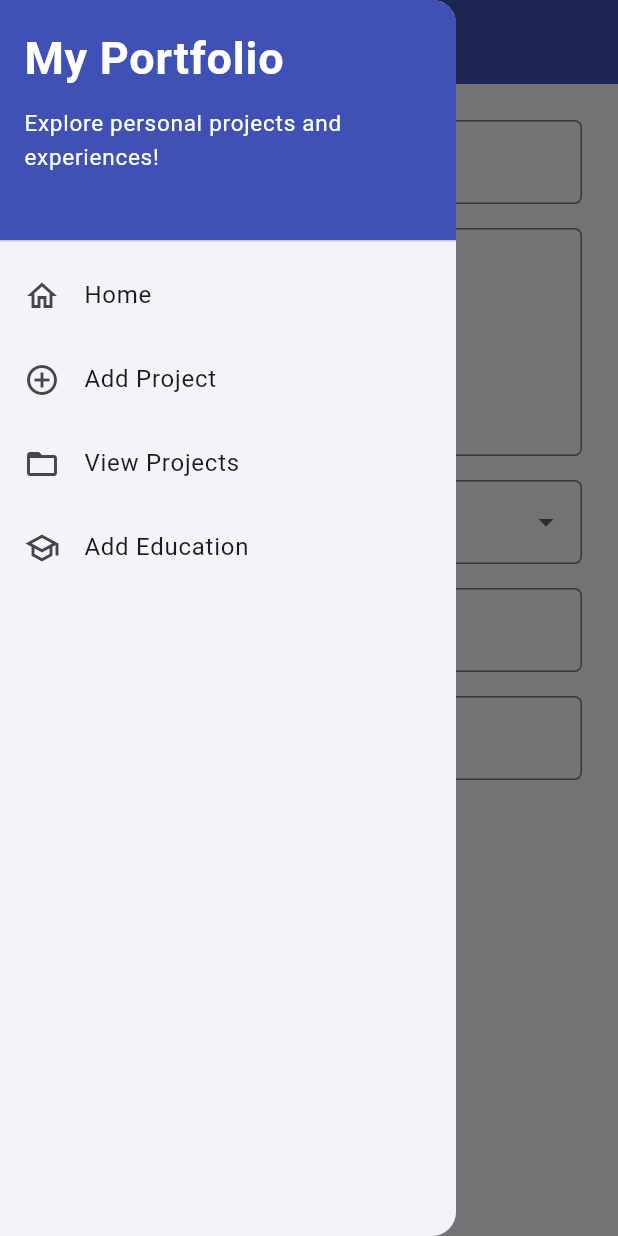
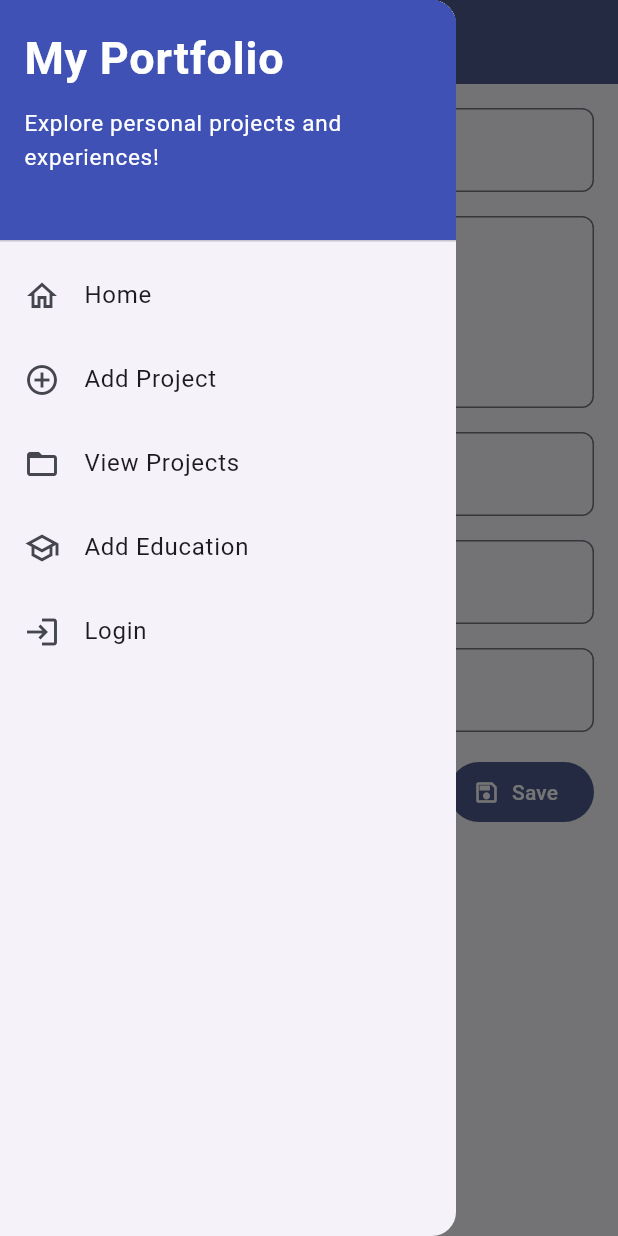
Before and after one commit to attarrrh/myportofolio_mobile, a Flutter app: the ProjectFormPage screen opened directly, with the side drawer open, on a phone screen of 412 x 824 dp. Run offline on Flutter 3.47's test engine with Material 3 defaults, Android fonts, the phone set to English and light mode, and no system bars; our stand-ins replace material_ui; generated files the repository leaves out were written again.

Commit message:
melengkapi login dan workflow CI Flutter

```diff
--- a/lib/main.dart
+++ b/lib/main.dart
@@ -1,6 +1,7 @@
 import 'package:material_ui/material_ui.dart';
 import 'package:myportofolio_mobile/screens/menu.dart';
 import 'package:myportofolio_mobile/services/api_client.dart';
+import 'package:myportofolio_mobile/services/auth_state.dart';
 import 'package:provider/provider.dart';
 
 void main() {
@@ -8,16 +9,26 @@ void main() {
 }
 
 class MyApp extends StatelessWidget {
-  const MyApp({super.key, this.apiClient});
+  const MyApp({super.key, this.apiClient, this.initialToken, this.home});
 
   final ApiClient? apiClient;
+  final String? initialToken;
+  final Widget? home;
 
   @override
   Widget build(BuildContext context) {
     final client = apiClient ?? ApiClient();
-    return Provider<ApiClient>(
-      create: (_) => client,
-      dispose: (_, value) => value.close(),
+    return MultiProvider(
+      providers: [
+        Provider<ApiClient>(
+          create: (_) => client,
+          dispose: (_, value) => value.close(),
+        ),
+        ChangeNotifierProvider<AuthState>(
+          create: (context) =>
+              AuthState(context.read<ApiClient>(), initialToken: initialToken),
+        ),
+      ],
       child: MaterialApp(
         title: 'MyPortfolio',
         theme: ThemeData(
@@ -27,7 +38,7 @@ class MyApp extends StatelessWidget {
           ),
           useMaterial3: true,
         ),
-        home: const MyHomePage(),
+        home: home ?? const MyHomePage(),
       ),
     );
   }
--- a/lib/screens/project_form.dart
+++ b/lib/screens/project_form.dart
@@ -1,5 +1,10 @@
 import 'package:material_ui/material_ui.dart';
+import 'package:myportofolio_mobile/models/project.dart';
+import 'package:myportofolio_mobile/services/api_client.dart';
+import 'package:myportofolio_mobile/services/auth_state.dart';
+import 'package:myportofolio_mobile/widgets/auth_guard.dart';
 import 'package:myportofolio_mobile/widgets/left_drawer.dart';
+import 'package:provider/provider.dart';
 
 class ProjectFormPage extends StatefulWidget {
   const ProjectFormPage({super.key});
@@ -10,84 +15,158 @@ class ProjectFormPage extends StatefulWidget {
 
 class _ProjectFormPageState extends State<ProjectFormPage> {
   final _formKey = GlobalKey<FormState>();
-  static const _defaultCategory = 'Web Development';
-  static const _categories = [
-    _defaultCategory,
-    'Mobile Development',
-    'Machine Learning',
-    'Data Science',
-    'Other',
-  ];
+  final _titleController = TextEditingController();
+  final _descriptionController = TextEditingController();
+  final _techStackController = TextEditingController();
+  final _projectUrlController = TextEditingController();
+  final _imageUrlController = TextEditingController();
+  bool _isSubmitting = false;
 
-  String _projectName = '';
-  String _description = '';
-  String _category = _defaultCategory;
-  String _technologies = '';
-  String _projectLink = '';
-
-  InputDecoration _decoration(String label, {String? hint}) {
-    return InputDecoration(
+  InputDecoration _decoration(String label, {String? hint}) => InputDecoration(
     labelText: label,
     hintText: hint,
-      border: OutlineInputBorder(borderRadius: BorderRadius.circular(5)),
+    border: OutlineInputBorder(borderRadius: BorderRadius.circular(8)),
   );
+
+  String? _required(String? value, String label) =>
+      value == null || value.trim().isEmpty ? '$label cannot be empty.' : null;
+
+  String? _validateUrl(String? value, {required bool isRequired}) {
+    final normalized = value?.trim() ?? '';
+    if (normalized.isEmpty) {
+      return isRequired ? 'Project URL cannot be empty.' : null;
+    }
+    final uri = Uri.tryParse(normalized);
+    if (uri == null ||
+        !uri.hasAuthority ||
+        !{'http', 'https'}.contains(uri.scheme.toLowerCase())) {
+      return 'Enter a valid HTTP or HTTPS URL.';
+    }
+    return null;
   }
 
-  void _resetForm() {
-    _formKey.currentState!.reset();
-    setState(() {
-      _projectName = '';
-      _description = '';
-      _category = _defaultCategory;
-      _technologies = '';
-      _projectLink = '';
-    });
-  }
+  Future<void> _submit() async {
+    if (!_formKey.currentState!.validate()) return;
+    final allowed = await ensureLoggedIn(context);
+    if (!mounted || !allowed) return;
 
-  void _submit() {
-    if (!_formKey.currentState!.validate()) return;
+    final token = context.read<AuthState>().token;
+    if (token == null) return;
+    setState(() => _isSubmitting = true);
+    final project = Project(
+      title: _titleController.text.trim(),
+      description: _descriptionController.text.trim(),
+      techStack: _techStackController.text.trim(),
+      projectUrl: _projectUrlController.text.trim(),
+      projectImageUrl: _imageUrlController.text.trim(),
+    );
 
-    showDialog<void>(
+    try {
+      final created = await context.read<ApiClient>().createProject(
+        project,
+        token: token,
+      );
+      if (!mounted) return;
+      await showDialog<void>(
         context: context,
-      builder: (dialogContext) {
-        return AlertDialog(
-          title: const Text('Proyek berhasil ditambahkan!'),
+        builder: (dialogContext) => AlertDialog(
+          title: const Text('Project created'),
           content: SingleChildScrollView(
             child: Column(
               crossAxisAlignment: CrossAxisAlignment.start,
+              mainAxisSize: MainAxisSize.min,
               children: [
-                Text('Nama Proyek: ${_projectName.trim()}'),
-                Text('Deskripsi: ${_description.trim()}'),
-                Text('Kategori: $_category'),
-                Text('Teknologi: ${_technologies.trim()}'),
-                Text('Tautan: ${_projectLink.trim()}'),
+                Text('Title: ${created.title}'),
+                Text('Description: ${created.description}'),
+                Text('Tech stack: ${created.techStack}'),
+                Text('Project URL: ${created.projectUrl}'),
+                if (created.projectImageUrl.isNotEmpty)
+                  Text('Image URL: ${created.projectImageUrl}'),
               ],
             ),
           ),
           actions: [
             TextButton(
-              onPressed: () {
-                Navigator.pop(dialogContext);
-                _resetForm();
-              },
+              onPressed: () => Navigator.pop(dialogContext),
               child: const Text('OK'),
             ),
           ],
+        ),
       );
-      },
+    } on ApiException catch (error) {
+      if (!mounted) return;
+      if (error.statusCode == 401) {
+        try {
+          await context.read<AuthState>().logout();
+        } catch (_) {
+          // The local token is cleared in AuthState.logout even if revocation fails.
+        }
+        if (!mounted) return;
+        ScaffoldMessenger.of(context).showSnackBar(
+          const SnackBar(
+            content: Text('Session expired. Please log in again.'),
+          ),
+        );
+        await ensureLoggedIn(context);
+      } else {
+        ScaffoldMessenger.of(context).showSnackBar(
+          SnackBar(
+            content: Text('Could not save project (HTTP ${error.statusCode}).'),
+          ),
         );
       }
+    } catch (_) {
+      if (!mounted) return;
+      ScaffoldMessenger.of(context).showSnackBar(
+        const SnackBar(content: Text('Could not connect to the server.')),
+      );
+    } finally {
+      if (mounted) setState(() => _isSubmitting = false);
+    }
+  }
+
+  @override
+  void dispose() {
+    _titleController.dispose();
+    _descriptionController.dispose();
+    _techStackController.dispose();
+    _projectUrlController.dispose();
+    _imageUrlController.dispose();
+    super.dispose();
+  }
+
+  Widget _input({
+    required String label,
+    required TextEditingController controller,
+    required String? Function(String?) validator,
+    int maxLines = 1,
+    TextInputType? keyboardType,
+    String? hint,
+  }) => Padding(
+    padding: const EdgeInsets.only(bottom: 16),
+    child: TextFormField(
+      controller: controller,
+      decoration: _decoration(label, hint: hint),
+      keyboardType: keyboardType,
+      maxLines: maxLines,
+      textInputAction: maxLines == 1
+          ? TextInputAction.next
+          : TextInputAction.newline,
+      validator: validator,
+    ),
+  );
 
   @override
   Widget build(BuildContext context) {
     return Scaffold(
       appBar: AppBar(
-        title: const Text('Add Project Form'),
-        backgroundColor: Colors.indigo,
+        title: const Text('Add Project'),
+        backgroundColor: Theme.of(context).colorScheme.primary,
         foregroundColor: Colors.white,
       ),
       drawer: const LeftDrawer(),
-      body: Form(
+      body: SafeArea(
+        child: Form(
           key: _formKey,
           child: SingleChildScrollView(
             padding: const EdgeInsets.all(16),
@@ -95,91 +174,52 @@ class _ProjectFormPageState extends State<ProjectFormPage> {
               child: ConstrainedBox(
                 constraints: const BoxConstraints(maxWidth: 720),
                 child: Column(
-                crossAxisAlignment: CrossAxisAlignment.start,
+                  crossAxisAlignment: CrossAxisAlignment.stretch,
                   children: [
-                  Padding(
-                    padding: const EdgeInsets.all(8),
-                    child: TextFormField(
-                      decoration: _decoration('Nama Proyek'),
-                      onChanged: (value) =>
-                          setState(() => _projectName = value),
-                      validator: (value) {
-                        if (value == null || value.trim().isEmpty) {
-                          return 'Nama proyek tidak boleh kosong!';
-                        }
-                        return null;
-                      },
+                    _input(
+                      label: 'Title',
+                      controller: _titleController,
+                      validator: (value) => _required(value, 'Title'),
                     ),
+                    _input(
+                      label: 'Description',
+                      controller: _descriptionController,
+                      validator: (value) => _required(value, 'Description'),
+                      maxLines: 4,
                     ),
-                  Padding(
-                    padding: const EdgeInsets.all(8),
-                    child: TextFormField(
-                      maxLines: 5,
-                      decoration: _decoration('Deskripsi Proyek'),
-                      onChanged: (value) =>
-                          setState(() => _description = value),
-                      validator: (value) {
-                        if (value == null || value.trim().isEmpty) {
-                          return 'Deskripsi proyek tidak boleh kosong!';
-                        }
-                        return null;
-                      },
+                    _input(
+                      label: 'Tech stack',
+                      controller: _techStackController,
+                      validator: (value) => _required(value, 'Tech stack'),
                     ),
+                    _input(
+                      label: 'Project URL (optional)',
+                      controller: _projectUrlController,
+                      validator: (value) =>
+                          _validateUrl(value, isRequired: false),
+                      keyboardType: TextInputType.url,
                     ),
-                  Padding(
-                    padding: const EdgeInsets.all(8),
-                    child: DropdownButtonFormField<String>(
-                      decoration: _decoration('Kategori Proyek'),
-                      initialValue: _defaultCategory,
-                      isExpanded: true,
-                      items: _categories
-                          .map(
-                            (category) => DropdownMenuItem(
-                              value: category,
-                              child: Text(category),
+                    _input(
+                      label: 'Project Image URL (optional)',
+                      controller: _imageUrlController,
+                      validator: (value) =>
+                          _validateUrl(value, isRequired: false),
+                      keyboardType: TextInputType.url,
+                    ),
+                    Align(
+                      alignment: Alignment.centerRight,
+                      child: FilledButton.icon(
+                        onPressed: _isSubmitting ? null : _submit,
+                        icon: _isSubmitting
+                            ? const SizedBox(
+                                width: 18,
+                                height: 18,
+                                child: CircularProgressIndicator(
+                                  strokeWidth: 2,
                                 ),
                               )
-                          .toList(),
-                      onChanged: (value) {
-                        if (value != null) setState(() => _category = value);
-                      },
-                    ),
-                  ),
-                  Padding(
-                    padding: const EdgeInsets.all(8),
-                    child: TextFormField(
-                      decoration: _decoration(
-                        'Teknologi yang Digunakan',
-                        hint: 'Contoh: Flutter, Django, Figma',
-                      ),
-                      onChanged: (value) =>
-                          setState(() => _technologies = value),
-                    ),
-                  ),
-                  Padding(
-                    padding: const EdgeInsets.all(8),
-                    child: TextFormField(
-                      decoration: _decoration(
-                        'Tautan Proyek',
-                        hint: 'URL Proyek (opsional)',
-                      ),
-                      keyboardType: TextInputType.url,
-                      onChanged: (value) =>
-                          setState(() => _projectLink = value),
-                    ),
-                  ),
-                  Align(
-                    alignment: Alignment.bottomCenter,
-                    child: Padding(
-                      padding: const EdgeInsets.all(8),
-                      child: ElevatedButton(
-                        style: ElevatedButton.styleFrom(
-                          backgroundColor: Colors.indigo,
-                          foregroundColor: Colors.white,
-                        ),
-                        onPressed: _submit,
-                        child: const Text('Save'),
-                      ),
+                            : const Icon(Icons.save_outlined),
+                        label: const Text('Save'),
                       ),
                     ),
                   ],
@@ -188,6 +228,7 @@ class _ProjectFormPageState extends State<ProjectFormPage> {
             ),
           ),
         ),
+      ),
     );
   }
 }
--- /dev/null
+++ b/lib/services/auth_state.dart
@@ -0,0 +1,29 @@
+import 'package:flutter/foundation.dart';
+import 'package:myportofolio_mobile/services/api_client.dart';
+
+/// Holds the token for the current in-memory app session.
+class AuthState extends ChangeNotifier {
+  AuthState(this._apiClient, {String? initialToken}) : _token = initialToken;
+
+  final ApiClient _apiClient;
+  String? _token;
+
+  String? get token => _token;
+  bool get isLoggedIn => _token != null && _token!.isNotEmpty;
+
+  Future<void> login(String username, String password) async {
+    _token = await _apiClient.obtainToken(username, password);
+    notifyListeners();
+  }
+
+  Future<void> logout() async {
+    final current = _token;
+    if (current == null) return;
+    try {
+      await _apiClient.logout(token: current);
+    } finally {
+      _token = null;
+      notifyListeners();
+    }
+  }
+}
```
Also changed, not shown: lib/screens/login_screen.dart (added, +108 -0 lines), lib/widgets/auth_guard.dart (added, +14 -0 lines), lib/widgets/left_drawer.dart (+49 -11 lines), lib/widgets/project_card.dart (+33 -2 lines), .github/workflows/main.yaml (added), 4 other files. Lines whose indentation alone changed are shown as unchanged.
